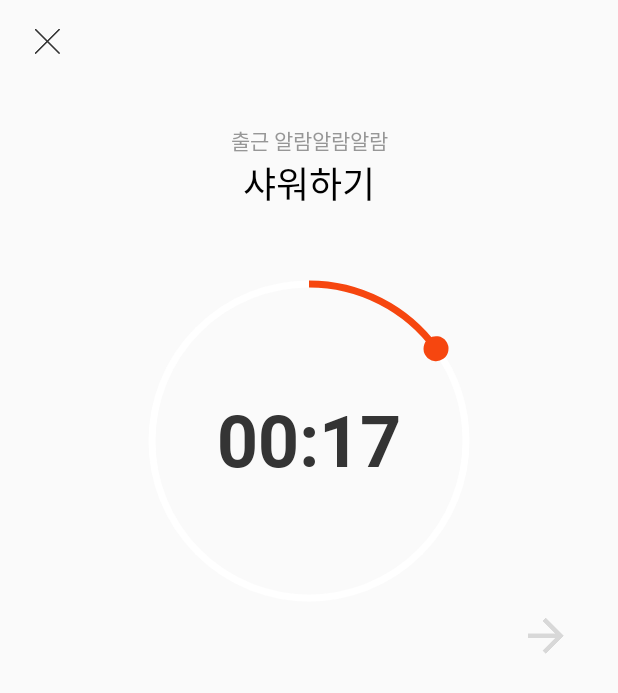
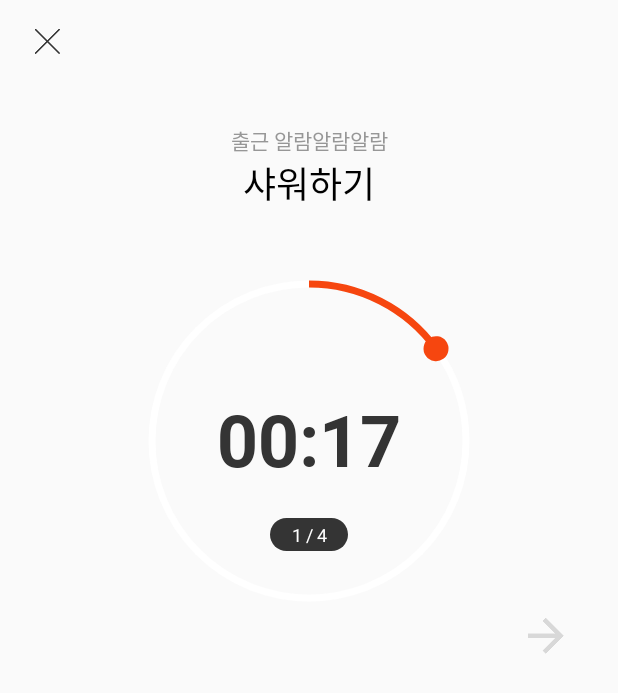
Before and after one commit to Nexters/TickTock-android, an Android app: the TimerActivity screen opened directly, with no data from a screen before it, on a phone screen of 412 x 824 dp. Shown: the top 693 px of the screen. Run offline under Robolectric (Android 15) with nearby library versions, the phone set to English and light mode, and no system bars; our stand-ins replace data binding; Roboto replaces fonts that are not available here.

Commit message:
#79 - 현재 타이머 스탭 넘버 TextView 적용

```diff
--- a/app/src/main/java/com/nexters/ticktock/timer/ControllableTimerSnapHelper.kt
+++ b/app/src/main/java/com/nexters/ticktock/timer/ControllableTimerSnapHelper.kt
@@ -1,6 +1,7 @@
 package com.nexters.ticktock.timer
 
 import android.content.Context
+import android.content.res.Resources
 import android.support.v7.widget.LinearSnapHelper
 import android.support.v7.widget.PagerSnapHelper
 import android.support.v7.widget.RecyclerView
@@ -9,11 +10,13 @@ import android.view.View
 import android.widget.Button
 import android.widget.ImageButton
 import android.widget.TextView
+import com.nexters.ticktock.R
 import kotlinx.android.synthetic.main.activity_timer.view.*
 
 class ControllableTimerSnapHelper(private var context: TimerActivity,
                                   private var stepText : TextView,
                                   private var stepTimeList : MutableList<String>,
+                                  private var stepNum : TextView,
                                   private var buttonNext : ImageButton,
                                   private var buttonReset : ImageButton,
                                   private val onSnapped: ((Int) -> Unit)? = null
@@ -49,6 +52,7 @@ class ControllableTimerSnapHelper(private var context: TimerActivity,
 
                     //timer 재시작
                     stepText.text = stepTimeList[snappedPosition]
+                    stepNum.text = context.getString(R.string.timer_step_num, snappedPosition + 1, stepTimeList.size + 1)
                     context.onTimerReset()
                     context.mCountDownTimer!!.cancel()
                     val time : List<String> = context.stepList[snappedPosition].time.split(":")
--- a/app/src/main/java/com/nexters/ticktock/timer/TimerActivity.kt
+++ b/app/src/main/java/com/nexters/ticktock/timer/TimerActivity.kt
@@ -84,7 +84,7 @@ class TimerActivity : AppCompatActivity() {
         )
         binding.tvTitle.text = "출근 알람알람알람"
         binding.tvStep.text = stepTimeList[0]
-        snapHelper = ControllableTimerSnapHelper(this, binding.tvStep, stepTimeList, binding.buttonNext, binding.buttonReset)
+        snapHelper = ControllableTimerSnapHelper(this, binding.tvStep, stepTimeList, binding.tvStepNum, binding.buttonNext, binding.buttonReset)
 
         timerRecyclerViewAdapter = TimerRecyclerViewAdapter(this, stepList, binding.rvTimer, snapHelper!!)
 
@@ -123,6 +123,7 @@ class TimerActivity : AppCompatActivity() {
             if(curPos < stepList.size - 2) {
                 Log.d("curPosition", curPos.toString())
                 binding.rvTimer.smoothScrollToPosition(curPos + 1)
+                binding.tvStepNum.text = getString(R.string.timer_step_num, curPos + 2, stepList.size)
                 binding.tvStep.text = stepTimeList[curPos + 1]
                 onTimerReset()
                 mCountDownTimer!!.cancel()
@@ -139,6 +140,7 @@ class TimerActivity : AppCompatActivity() {
             }
             else if(curPos == stepList.size - 2){
                 binding.rvTimer.smoothScrollToPosition(curPos + 1)
+                binding.tvStepNum.text = getString(R.string.timer_step_num, curPos + 2, stepList.size)
                 onTimerReset()
                 mCountDownTimer!!.cancel()
                 binding.buttonNext.visibility = View.INVISIBLE
@@ -151,6 +153,7 @@ class TimerActivity : AppCompatActivity() {
             if(curPos > 0) {
                 binding.rvTimer.smoothScrollToPosition(curPos - 1)
                 binding.tvStep.text = stepTimeList[curPos - 1]
+                binding.tvStepNum.text = getString(R.string.timer_step_num, curPos , stepList.size)
                 onTimerReset()
                 mCountDownTimer!!.cancel()
                 val time: List<String> = stepList[curPos - 1].time.split(":")
--- /dev/null
+++ b/app/src/main/res/drawable/timer_oval.xml
@@ -0,0 +1,24 @@
+<?xml version="1.0" encoding="utf-8"?>
+<shape xmlns:android="http://schemas.android.com/apk/res/android"
+    android:shape="rectangle" >
+
+    <corners
+        android:bottomLeftRadius="30dp"
+        android:bottomRightRadius="30dp"
+        android:radius="60dp"
+        android:topLeftRadius="30dp"
+        android:topRightRadius="30dp" />
+
+    <solid android:color="#343434" />
+
+    <padding
+        android:bottom="0dp"
+        android:left="0dp"
+        android:right="0dp"
+        android:top="0dp" />
+
+    <size
+        android:height="22dp"
+        android:width="52.3dp" />
+
+</shape>
--- a/app/src/main/res/layout/activity_timer.xml
+++ b/app/src/main/res/layout/activity_timer.xml
@@ -107,5 +107,27 @@
             android:layout_marginStart="16dp"
             android:layout_marginTop = "12dp" />
 
+        <ImageView
+            android:layout_width="wrap_content"
+            android:layout_height="wrap_content"
+            android:src = "@drawable/timer_oval"
+            android:backgroundTint="@android:color/transparent"
+            app:layout_constraintStart_toStartOf="parent"
+            app:layout_constraintEnd_toEndOf="parent"
+            app:layout_constraintBottom_toBottomOf="@+id/CircularProgressBar"
+            android:layout_marginBottom="43dp"/>
+
+        <TextView
+            android:id = "@+id/tv_step_num"
+            android:layout_width="wrap_content"
+            android:layout_height="wrap_content"
+            android:textSize = "12sp"
+            android:textColor = "@android:color/white"
+            android:text = "1 / 4"
+            app:layout_constraintStart_toStartOf="parent"
+            app:layout_constraintEnd_toEndOf="parent"
+            app:layout_constraintBottom_toBottomOf="@+id/CircularProgressBar"
+            android:layout_marginBottom="46dp"/>
+
     </android.support.constraint.ConstraintLayout>
 </layout>
--- a/app/src/main/res/values/strings.xml
+++ b/app/src/main/res/values/strings.xml
@@ -77,4 +77,7 @@
     <string name="app_on_top">다른 앱 위에 앱 표시</string>
     <string name="push_alarm">푸쉬알림 받기</string>
     <string name="version">버전</string>
+
+    <!-- timer activity -->
+    <string name="timer_step_num">%1$d / %2$d</string>
 </resources>
```
